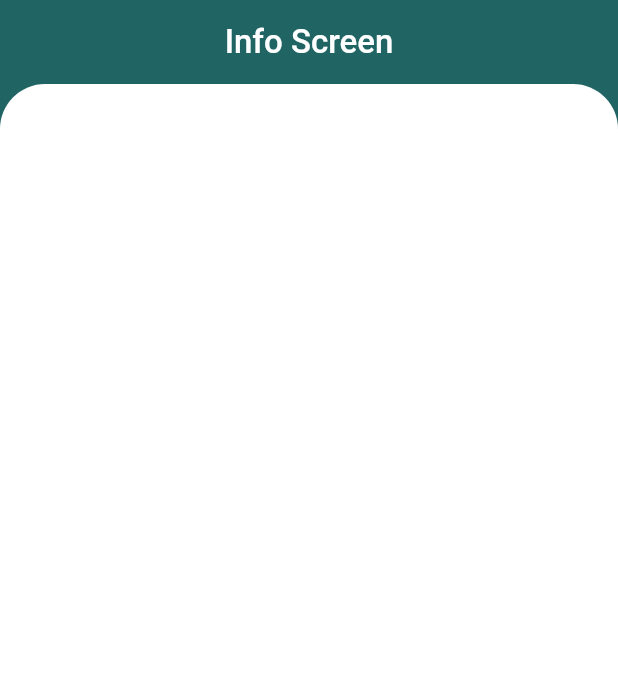
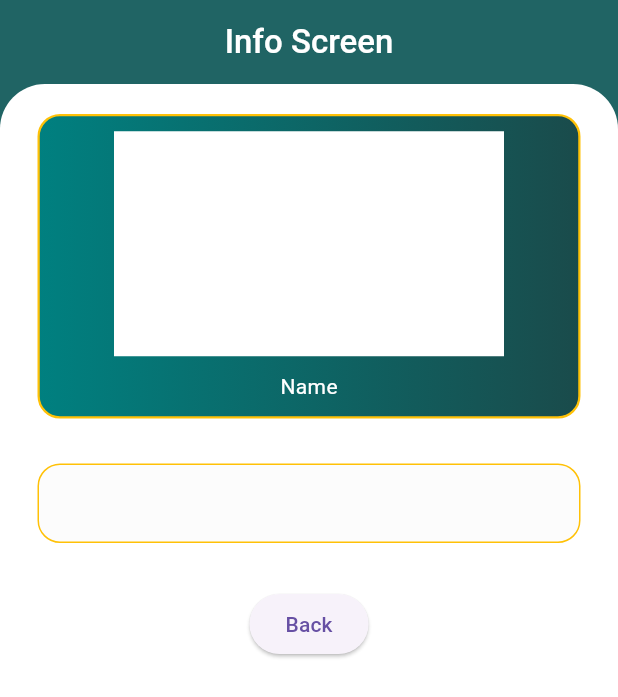
Before and after one commit to AnJasid/game_info, a Flutter app: the InfoScreen screen opened directly with sample values from the repository, on a phone screen of 412 x 824 dp. Shown: the top 697 px of the screen. Run offline on Flutter 3.47's test engine with Material 3 defaults, Android fonts, the phone set to English and light mode, and no system bars; our stand-ins replace flutter_riverpod.

Commit message:
update info screen UI

```diff
--- a/lib/screens/info_screen.dart
+++ b/lib/screens/info_screen.dart
@@ -26,6 +26,10 @@ class InfoScreen extends StatelessWidget {
         automaticallyImplyLeading: false,
       ),
       body: Container(
+        padding: const EdgeInsets.symmetric(
+          horizontal: 25,
+          vertical: 20,
+        ),
         decoration: const BoxDecoration(
           color: Colors.white,
           borderRadius: BorderRadius.only(
@@ -33,6 +37,73 @@ class InfoScreen extends StatelessWidget {
             topRight: Radius.circular(30),
           ),
         ),
+        child: Center(
+          child: Column(
+            children: [
+              Container(
+                padding: EdgeInsets.symmetric(
+                  vertical: 10,
+                  horizontal: 10,
+                ),
+                width: double.infinity,
+                decoration: BoxDecoration(
+                  border: Border.all(
+                    color: Colors.amber,
+                    width: 1.5,
+                  ),
+                  borderRadius: BorderRadius.circular(15),
+                  gradient: const LinearGradient(
+                    begin: Alignment.topLeft,
+                    end: Alignment.topRight,
+                    colors: [
+                      Color(0xff008080),
+                      Color(0xff1A4B4B),
+                    ],
+                  ),
+                ),
+                child: Center(
+                  child: Column(
+                    children: [
+                      Container(
+                        width: 260,
+                        height: 150,
+                        decoration: const BoxDecoration(
+                          color: Colors.white,
+                        ),
+                      ),
+                      const SizedBox(height: 10),
+                      const Text(
+                        'Name',
+                        style: TextStyle(color: Colors.white),
+                      ),
+                    ],
+                  ),
+                ),
+              ),
+              const SizedBox(height: 30),
+              Container(
+                padding: const EdgeInsets.all(15),
+                width: double.infinity,
+                decoration: BoxDecoration(
+                  borderRadius: BorderRadius.circular(15),
+                  color: Colors.black.withOpacity(0.01),
+                  border: Border.all(
+                    color: Colors.amber,
+                    width: 1.0,
+                  ),
+                ),
+                child: const Text(''),
+              ),
+              const SizedBox(height: 30),
+              ElevatedButton(
+                onPressed: () {
+                  Navigator.of(context).pop();
+                },
+                child: const Text('Back'),
+              ),
+            ],
+          ),
+        ),
       ),
     );
   }
```
